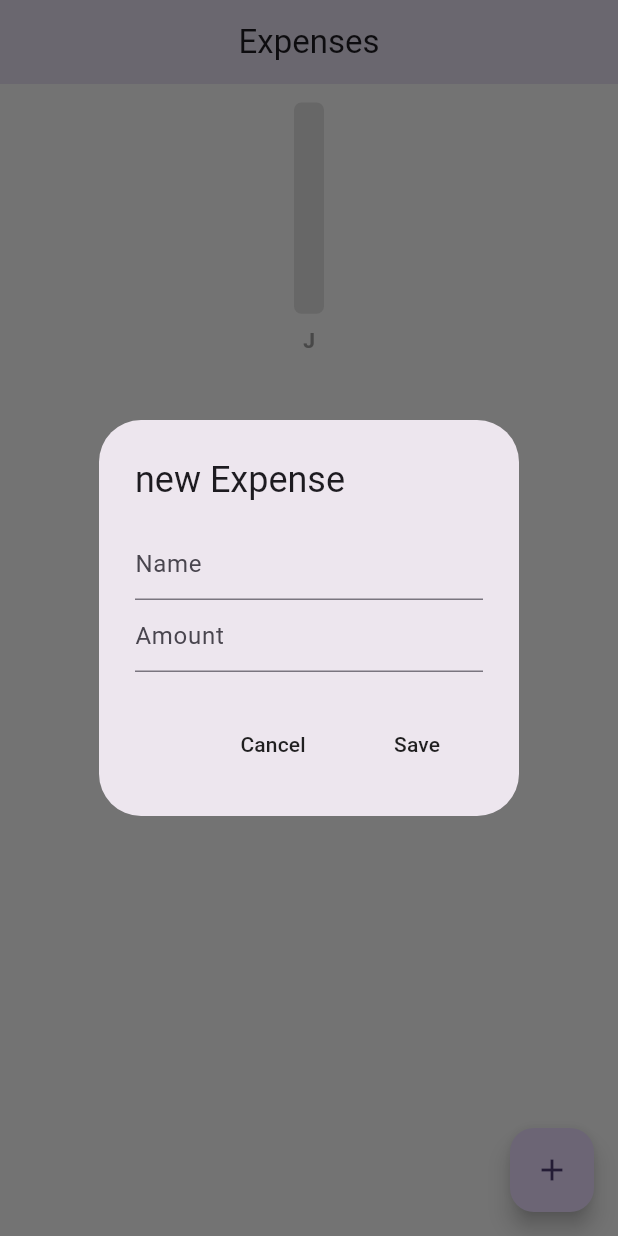
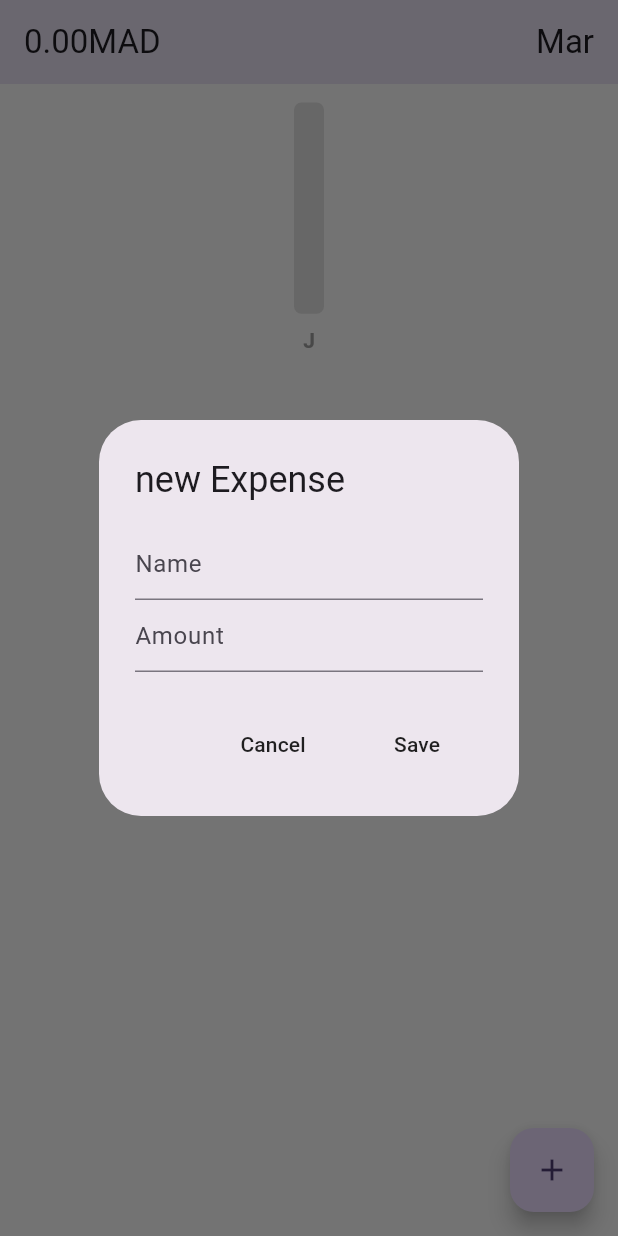
Before and after one commit to abderrahmane-el-hihi/expensetracker, a Flutter app: the screen it shows after launch, after a tap on the "add" icon, on a phone screen of 412 x 824 dp. Run offline on Flutter 3.47's test engine with Material 3 defaults, Android fonts, the phone set to English and light mode, and no system bars; drawn by our look-alikes of fl_chart; our stand-ins replace firebase_core, flutter_slidable, isar; accounts and stored records are empty; generated files the repository leaves out were written again.

Commit message:
modified:   lib/Database/expense_database.dart 	modified:   lib/Pages/HomePage.dart 	modified:   lib/graph/bar_graph.dart 	modified:   lib/utils/util.dart

```diff
--- a/lib/Database/expense_database.dart
+++ b/lib/Database/expense_database.dart
@@ -46,18 +46,34 @@ class ExpenseDatabase extends ChangeNotifier {
     await readExpenses();
   }
 
-  Future<Map<int, double>> calculateMonthlyTotals() async {
+  Future<Map<String, double>> calculateMonthlyTotals() async {
     await readExpenses();
 
-    Map<int, double> monthlyTotals = {};
-    for (var expanse in _allExpenses) {
-      int month = expanse.date.month;
-      if (!monthlyTotals.containsKey(month)) {
-        monthlyTotals[month] = 0;
+    Map<String, double> monthlyTotals = {};
+    for (var expense in _allExpenses) {
+      String yearMonth = '${expense.date.month}-${expense.date.year}';
+      if (!monthlyTotals.containsKey(yearMonth)) {
+        monthlyTotals[yearMonth] = 0;
       }
-      monthlyTotals[month] = monthlyTotals[month]! + expanse.amount;
+      monthlyTotals[yearMonth] = monthlyTotals[yearMonth]! + expense.amount;
     }
     return monthlyTotals;
+  }
+
+  Future<double> calculateCurrentMonthTotals() async {
+    await readExpenses();
+    int currentMonth = DateTime.now().month;
+    int currentYear = DateTime.now().year;
+
+    List<Expense> currentMonthExpenses = _allExpenses.where((expense) {
+      return expense.date.month == currentMonth &&
+          expense.date.year == currentYear;
+    }).toList();
+
+    double total =
+        currentMonthExpenses.fold(0, (sum, expense) => sum + expense.amount);
+
+    return total;
   }
 
   int getStartMonth() {
--- a/lib/Pages/HomePage.dart
+++ b/lib/Pages/HomePage.dart
@@ -17,7 +17,9 @@ class _HomePageState extends State<HomePage> {
   //text controllers
   TextEditingController nameController = TextEditingController();
   TextEditingController amountController = TextEditingController();
-  Future<Map<int, double>>? _monthlyTotalsFuture;
+  Future<Map<String, double>>? _monthlyTotalsFuture;
+  Future<double>? _claculateCurrentMonthTotal;
+
   @override
   void initState() {
     //read db
@@ -31,6 +33,9 @@ class _HomePageState extends State<HomePage> {
   void refreshGraphData() {
     _monthlyTotalsFuture = Provider.of<ExpenseDatabase>(context, listen: false)
         .calculateMonthlyTotals();
+    _claculateCurrentMonthTotal =
+        Provider.of<ExpenseDatabase>(context, listen: false)
+            .calculateCurrentMonthTotals();
   }
 
   //new expense box
@@ -119,7 +124,22 @@ class _HomePageState extends State<HomePage> {
         appBar: AppBar(
           centerTitle: true,
           elevation: 1,
-          title: const Text('Expenses'),
+          title: FutureBuilder<double>(
+            future: _claculateCurrentMonthTotal,
+            builder: (context, snapshot) {
+              if (snapshot.connectionState == ConnectionState.done) {
+                return Row(
+                  mainAxisAlignment: MainAxisAlignment.spaceBetween,
+                  children: [
+                    Text(snapshot.data!.toStringAsFixed(2) + "MAD"),
+                    Text(getCurrentMonthName()),
+                  ],
+                );
+              } else {
+                return const Text("Loading...");
+              }
+            },
+          ),
           backgroundColor: Colors.deepPurple.shade50,
         ),
         floatingActionButton: FloatingActionButton(
@@ -139,9 +159,14 @@ class _HomePageState extends State<HomePage> {
                   future: _monthlyTotalsFuture,
                   builder: (context, snapshot) {
                     if (snapshot.connectionState == ConnectionState.done) {
-                      final monthlyTotals = snapshot.data ?? {};
-                      List<double> monthlySummary = List.generate(monthCount,
-                          (index) => monthlyTotals[startMonth + 1] ?? 0.0);
+                      Map<String, double> monthlyTotals = snapshot.data ?? {};
+                      List<double> monthlySummary =
+                          List.generate(monthCount, (index) {
+                        int year = startYear + (startMonth + index - 1) ~/ 12;
+                        int month = (startMonth + index - 1) % 12 + 1;
+                        String yearMonthKey = '$year-$month';
+                        return monthlyTotals[yearMonthKey] ?? 0.0;
+                      });
 
                       return BarGraph(
                           monthlySummary: monthlySummary,
@@ -153,6 +178,9 @@ class _HomePageState extends State<HomePage> {
                     }
                   },
                 ),
+              ),
+              SizedBox(
+                height: MediaQuery.of(context).size.height * .04,
               ),
               //Expanses List UI
               Expanded(
@@ -185,7 +213,7 @@ class _HomePageState extends State<HomePage> {
                       ),
                       child: Padding(
                         padding: const EdgeInsets.symmetric(
-                            vertical: 4, horizontal: 12),
+                            vertical: 5, horizontal: 25),
                         child: Container(
                           decoration: BoxDecoration(
                             color: Colors.deepPurple.shade100,
--- a/lib/graph/bar_graph.dart
+++ b/lib/graph/bar_graph.dart
@@ -22,6 +22,12 @@ class _BarGraphState extends State<BarGraph> {
         (index) => IndividualBar(x: index, y: widget.monthlySummary[index]));
   }
 
+  final ScrollController _scrollController = ScrollController();
+  void scrollToEnd() {
+    _scrollController.animateTo(_scrollController.position.maxScrollExtent,
+        duration: const Duration(seconds: 1), curve: Curves.fastOutSlowIn);
+  }
+
   @override
   Widget build(BuildContext context) {
     initilizeBarData();
@@ -30,6 +36,7 @@ class _BarGraphState extends State<BarGraph> {
     double spaceBetweenBars = 15;
 
     return SingleChildScrollView(
+      controller: _scrollController,
       scrollDirection: Axis.horizontal,
       child: SizedBox(
         width:
@@ -60,7 +67,7 @@ class _BarGraphState extends State<BarGraph> {
                           toY: data.y,
                           width: 20,
                           borderRadius: BorderRadius.circular(5),
-                          color: Colors.grey.shade800,
+                          color: Colors.deepPurple.shade200,
                           backDrawRodData: BackgroundBarChartRodData(
                               show: true,
                               toY: 150,
--- a/lib/utils/util.dart
+++ b/lib/utils/util.dart
@@ -15,3 +15,22 @@ int claculateMonthCount(int startYear, startMonth, currentYear, currentMonth) {
       (currentYear - startYear) * 12 + currentMonth - startMonth + 1;
   return monthCount;
 }
+
+String getCurrentMonthName() {
+  DateTime now = DateTime.now();
+  List<String> months = [
+    "Jan",
+    "Feb",
+    "Mar",
+    "Apr",
+    "Mai",
+    "Jui",
+    "jul",
+    "Aug",
+    "Sep",
+    "Oct",
+    "Mov",
+    "Dec",
+  ];
+  return months[now.month - 1];
+}
```
